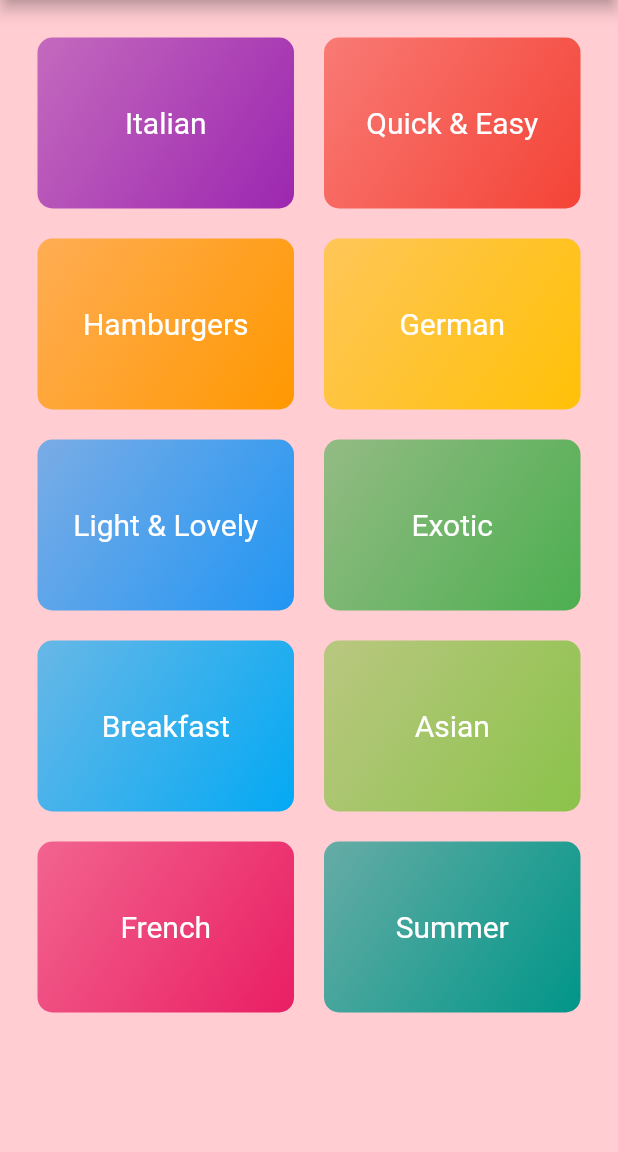
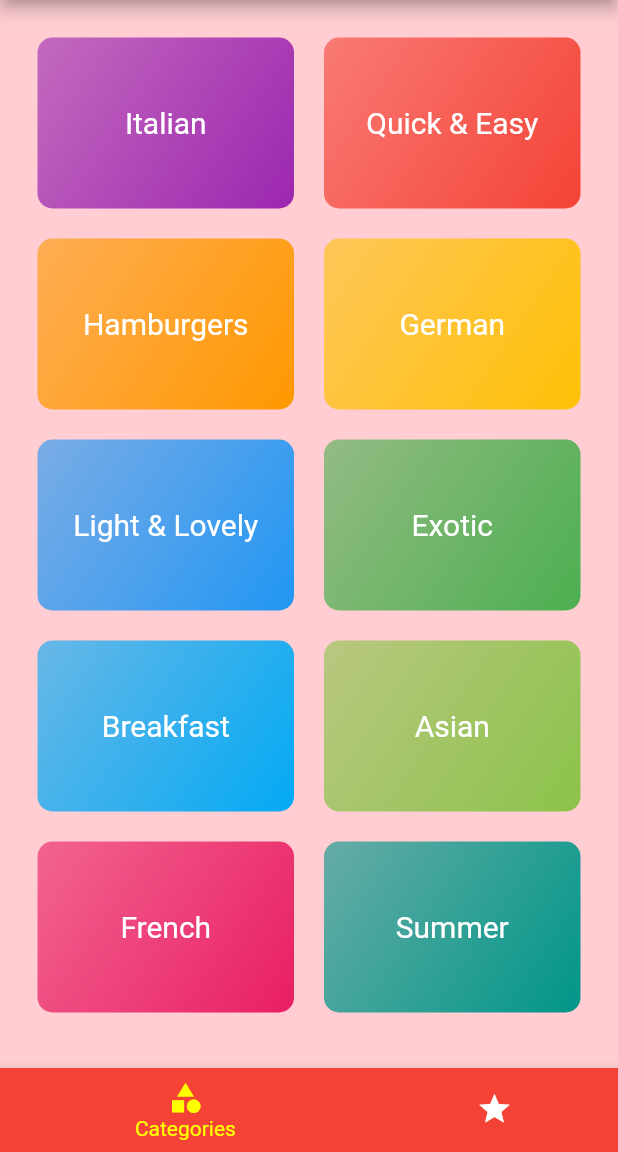
Before and after one commit to azim2429/Shop-App, a Flutter app: the screen it shows after launch, on a phone screen of 412 x 824 dp, the part 84-1236 px from its top. Run offline on Flutter 3.47's test engine with Material 2 defaults, Android fonts, the phone set to English and light mode, and no system bars.

```diff
--- a/lib/main.dart
+++ b/lib/main.dart
@@ -2,6 +2,7 @@ import 'package:flutter/material.dart';
 import 'file:///D:/Project/budget/shop_app/lib/screen/categories_screen.dart';
 import 'file:///D:/Project/budget/shop_app/lib/screen/category_meals_item.dart';
 import 'package:shopapp/screen/meal_detail_item.dart';
+import 'package:shopapp/screen/tabs_screen.dart';
 
 void main() {
   runApp(MyApp());
@@ -29,7 +30,7 @@ class MyApp extends StatelessWidget {
       ),
       //home: CategoriesScreen(),
       routes: {
-        '/':(ctx) => CategoriesScreen(),
+        '/': (ctx) => TabScreen(),
         '/category_meal_item': (ctx) => CategoryMealScreen(),
         MealDetailScreen.routeName: (ctx) => MealDetailScreen(),
       },
--- /dev/null
+++ b/lib/screen/tabs_screen.dart
@@ -0,0 +1,50 @@
+import 'package:flutter/material.dart';
+import 'package:shopapp/screen/categories_screen.dart';
+import 'package:shopapp/screen/favourite.dart';
+
+class TabScreen extends StatefulWidget {
+  @override
+  _TabScreenState createState() => _TabScreenState();
+}
+
+class _TabScreenState extends State<TabScreen> {
+
+
+  final List<Widget> _pages = [
+    CategoriesScreen(),
+    Favourite(),
+  ];
+  int _selectedPageIndex = 0;
+  void _selectPage(int index){
+       setState(() {
+         _selectedPageIndex = index;
+       });
+  }
+
+  @override
+  Widget build(BuildContext context) {
+    return Scaffold(
+      body: _pages[_selectedPageIndex],
+      bottomNavigationBar: BottomNavigationBar(
+        selectedItemColor: Colors.yellowAccent,
+        unselectedItemColor: Colors.white,
+        currentIndex: _selectedPageIndex,
+        onTap: _selectPage,
+        type: BottomNavigationBarType.shifting,
+        backgroundColor: Colors.red,
+        items: [
+          BottomNavigationBarItem(
+            backgroundColor: Colors.red,
+              icon: Icon(Icons.category),
+            title: Text('Categories')
+          ),
+          BottomNavigationBarItem(
+              backgroundColor: Colors.red,
+              icon: Icon(Icons.star),
+              title: Text('Favs')
+          ),
+        ],
+      ),
+    );
+  }
+}
```
Also changed, not shown: lib/screen/favourite.dart (added, +19 -0 lines).
